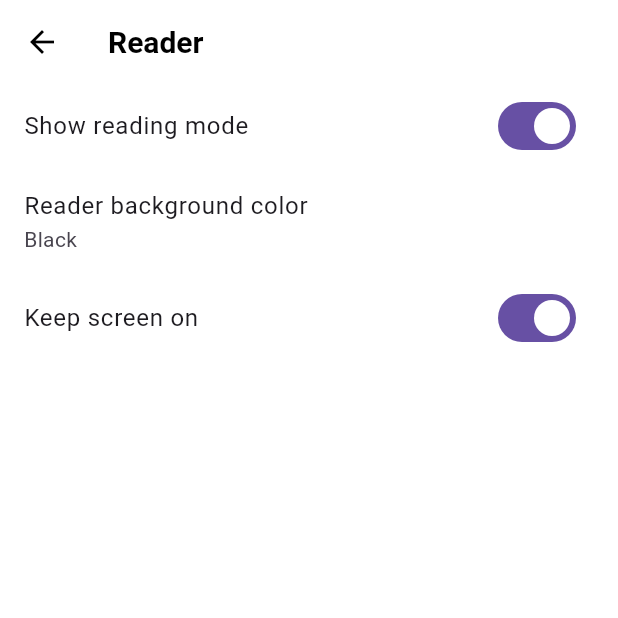
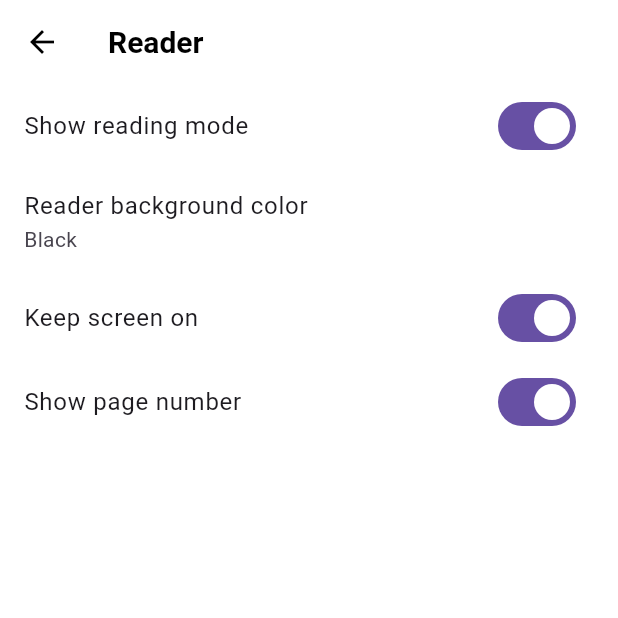
Before and after one commit to BrumaMan/Yamimo, a Flutter app: the ReaderSettings screen opened directly, on a phone screen of 412 x 824 dp, the top half of it. Run offline on Flutter 3.47's test engine with Material 2 defaults, Android fonts, the phone set to English and light mode, and no system bars; our stand-ins replace cached_network_image, flutter_cache_manager, flutter_markdown, flutter_switch, fluttertoast, hive_flutter and 6 more; missing offline and left inert: android_intent_plus, auto_update, bottom_bar_page_transition, date_time_format, filesize, flutter_inappwebview and 5 more; accounts and stored records are empty.

Commit message:
feat: option to hide page number when in reader

```diff
--- a/lib/chapter_view.dart
+++ b/lib/chapter_view.dart
@@ -535,7 +535,10 @@ class _ChapterViewState extends State<ChapterView>
                                   : Center(
                                       child: CircularProgressIndicator(),
                                     ),
-                              Positioned(
+                              Visibility(
+                                visible: settingsBox.get('showPageNumber',
+                                    defaultValue: true),
+                                child: Positioned(
                                   bottom: 20.0,
                                   width: MediaQuery.of(context).size.width,
                                   child: Stack(
@@ -567,6 +570,7 @@ class _ChapterViewState extends State<ChapterView>
                                                     ? Colors.white
                                                     : Colors.black)),
                                       ]),
+                                ),
                               )
                             ],
                           ),
--- a/lib/settings_pages/reader_pages/reader_settings.dart
+++ b/lib/settings_pages/reader_pages/reader_settings.dart
@@ -14,6 +14,7 @@ class _ReaderSettingsState extends State<ReaderSettings> {
   late bool showReaderMode;
   late String? readerBgColor;
   late bool keepScreenOn;
+  late bool showPageNumber;
 
   @override
   void initState() {
@@ -22,6 +23,7 @@ class _ReaderSettingsState extends State<ReaderSettings> {
     showReaderMode = settingsBox.get('showReaderMode', defaultValue: true);
     readerBgColor = settingsBox.get('readerBgColor', defaultValue: 'Black');
     keepScreenOn = settingsBox.get('keepScreenOn', defaultValue: true);
+    showPageNumber = settingsBox.get('showPageNumber', defaultValue: true);
   }
 
   @override
@@ -104,6 +106,15 @@ class _ReaderSettingsState extends State<ReaderSettings> {
                 });
                 settingsBox.put('keepScreenOn', value);
               }),
+          SwitchListTile(
+              title: Text('Show page number'),
+              value: showPageNumber,
+              onChanged: (value) {
+                setState(() {
+                  showPageNumber = value;
+                });
+                settingsBox.put('showPageNumber', value);
+              }),
         ],
       ),
     );
```
Lines whose indentation alone changed are shown as unchanged.
